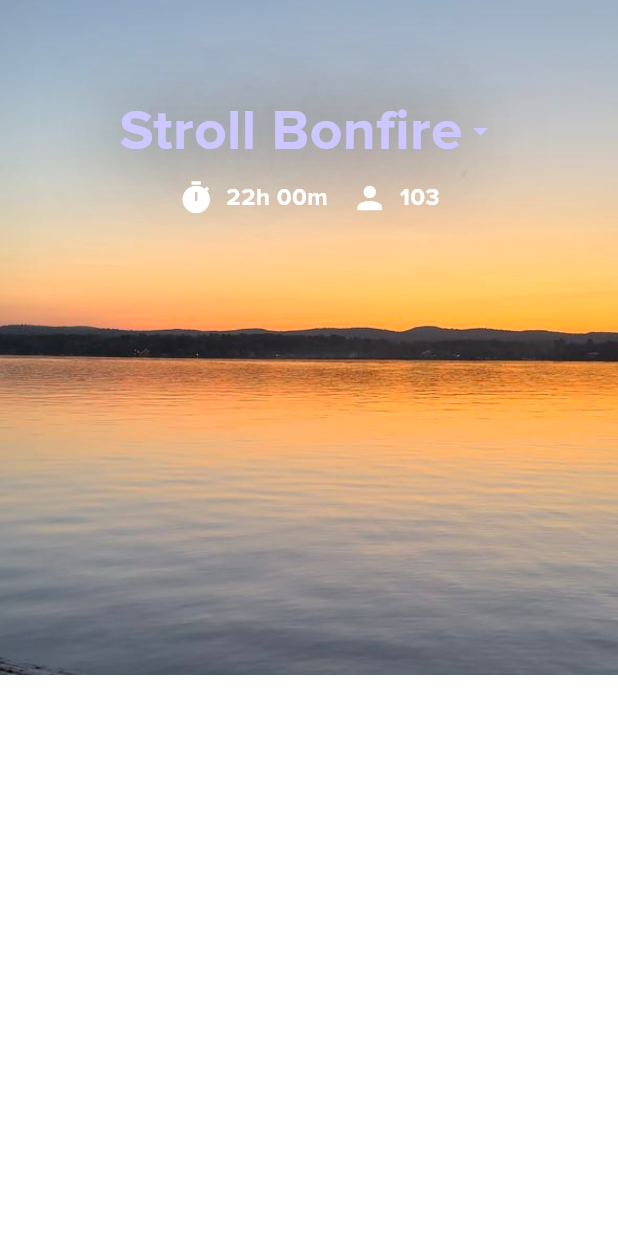
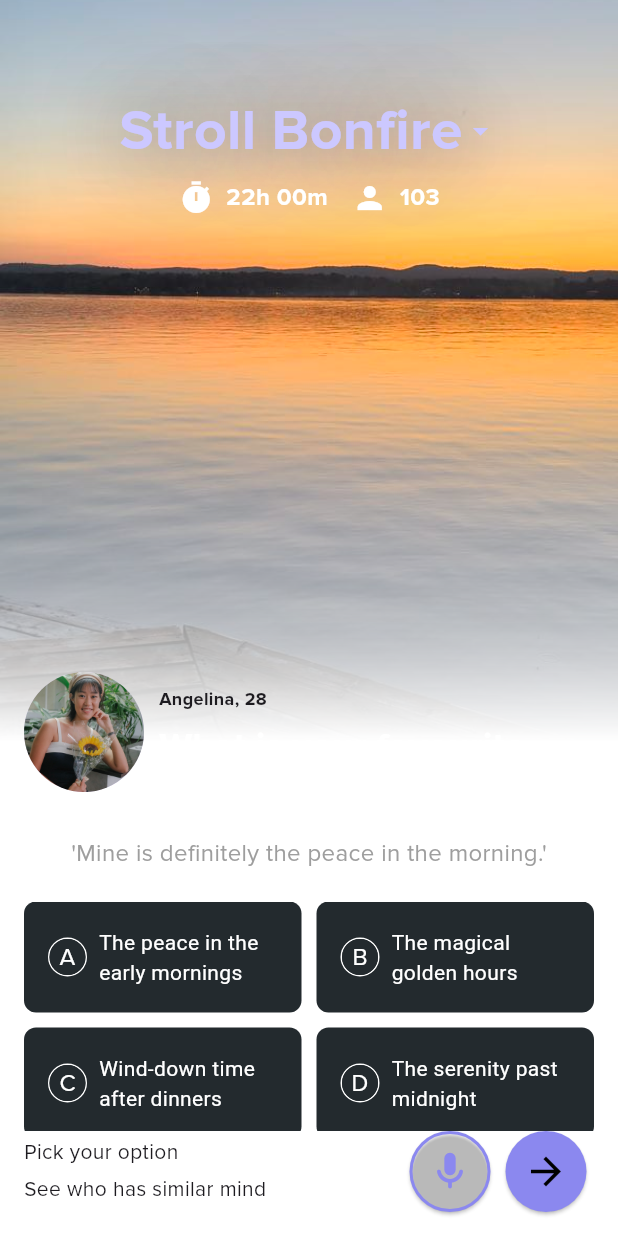
Before and after one commit to noobiethe13/StrollTask, a Flutter app: the screen it shows after launch, on a phone screen of 412 x 824 dp. Run offline on Flutter 3.47's test engine with Material 3 defaults, Android fonts, the phone set to English and light mode, and no system bars.

Commit message:
1. Profile Picture added 2. Poll & Buttons Added 3. Fixes to background_component.dart

```diff
--- a/lib/core/constants/asset_paths.dart
+++ b/lib/core/constants/asset_paths.dart
@@ -1,3 +1,4 @@
 class AssetPaths{
   static const mainBackgroundPath = 'assets/images/main_background.jpeg';
+  static const profilePicPath = 'assets/images/profile_pic.jpeg';
 }
--- a/lib/features/main_feature/components/background_component.dart
+++ b/lib/features/main_feature/components/background_component.dart
@@ -1,5 +1,4 @@
 import 'package:flutter/material.dart';
-
 import '../../../core/constants/asset_paths.dart';
 import '../../../theme/palette.dart';
 
@@ -10,10 +9,18 @@ class BackgroundComponent extends StatelessWidget {
   Widget build(BuildContext context) {
     return Stack(
       children: [
-        ClipRect(
-          child: Align(
-            alignment: Alignment.topCenter,
-            heightFactor: 0.78,
+        SizedBox(
+          height: MediaQuery.of(context).size.height * 0.6,
+          child: ShaderMask(
+            shaderCallback: (Rect bounds) {
+              return const LinearGradient(
+                begin: Alignment.topCenter,
+                end: Alignment.bottomCenter,
+                colors: [Colors.white, Colors.transparent],
+                stops: [0.6, 1.0],
+              ).createShader(bounds);
+            },
+            blendMode: BlendMode.dstIn,
             child: Image.asset(
               AssetPaths.mainBackgroundPath,
               width: double.infinity,
--- /dev/null
+++ b/lib/features/main_feature/components/poll_container.dart
@@ -0,0 +1,196 @@
+import 'package:flutter/material.dart';
+import 'package:strolltask/core/constants/asset_paths.dart';
+import 'package:strolltask/theme/palette.dart';
+
+class PollContainer extends StatefulWidget {
+  const PollContainer({super.key});
+
+  @override
+  State<PollContainer> createState() => _PollContainerState();
+}
+
+class _PollContainerState extends State<PollContainer> {
+  int selectedIndex = -1;
+
+  @override
+  Widget build(BuildContext context) {
+    List<String> items = [
+      "The peace in the early mornings",
+      "The magical golden hours",
+      "Wind-down time after dinners",
+      "The serenity past midnight"
+    ];
+
+    return Container(
+      color: Colors.transparent,
+      padding: const EdgeInsets.all(16.0),
+      child: Column(
+        crossAxisAlignment: CrossAxisAlignment.start,
+        children: [
+          const Row(
+            children: [
+              CircleAvatar(
+                backgroundImage: AssetImage(AssetPaths.profilePicPath),
+                radius: 40,
+              ),
+              SizedBox(width: 10),
+              Expanded(
+                child: Column(
+                  crossAxisAlignment: CrossAxisAlignment.start,
+                  children: [
+                    SizedBox(height: 30,),
+                    Text(
+                      'Angelina, 28',
+                      style: TextStyle(
+                        fontSize: 12,
+                        fontFamily: 'Proxima Nova',
+                        fontWeight: FontWeight.w700,
+                      ),
+                    ),
+                    SizedBox(height: 5),
+                    Text(
+                      'What is your favourite time of the day?',
+                      style: TextStyle(
+                        fontSize: 24,
+                        color: Colors.white,
+                        fontFamily: 'Proxima Nova',
+                        fontWeight: FontWeight.bold,
+                      ),
+                      overflow: TextOverflow.visible, // This wraps the text
+                    ),
+                  ],
+                ),
+              ),
+            ],
+          ),
+          const SizedBox(height: 10),
+          const Center(
+            child: Text(
+              "'Mine is definitely the peace in the morning.'",
+              style: TextStyle(
+                fontFamily: 'Proxima Nova',
+                fontSize: 16,
+                color: Colors.grey
+              ),
+            ),
+          ),
+          const SizedBox(height: 20,),
+          Expanded(
+            child: GridView.count(
+              physics: const NeverScrollableScrollPhysics(),
+              shrinkWrap: true,
+              crossAxisCount: 2,
+              crossAxisSpacing: 10,
+              mainAxisSpacing: 10,
+              childAspectRatio: 2.5,
+              padding: EdgeInsets.zero,
+              children: List.generate(items.length, (index) {
+                bool isSelected = selectedIndex == index;
+                return GestureDetector(
+                  onTap: () {
+                    setState(() {
+                      selectedIndex = index;
+                    });
+                  },
+                  child: Container(
+                    decoration: BoxDecoration(
+                      color: Palette.greyColor,
+                      borderRadius: BorderRadius.circular(8.0),
+                      border: isSelected
+                          ? Border.all(color: Palette.violetColor, width: 2.0)
+                          : null,
+                    ),
+                    padding: const EdgeInsets.all(16.0),
+                    child: Row(
+                      crossAxisAlignment: CrossAxisAlignment.center,
+                      children: [
+                        Container(
+                          decoration: BoxDecoration(
+                            shape: BoxShape.circle,
+                            border: Border.all(
+                              color: Colors.white,
+                              width: 1.0,
+                            ),
+                          ),
+                          child: CircleAvatar(
+                            radius: 12,
+                            backgroundColor: isSelected ? Palette.violetColor : Palette.greyColor,
+                            child: Text(
+                              String.fromCharCode(65 + index),
+                              style: const TextStyle(
+                                color: Colors.white,
+                                fontFamily: 'Proxima Nova',
+                              ),
+                            ),
+                          ),
+                        ),
+                        const SizedBox(width: 8),
+                        Expanded(
+                          child: Text(
+                            items[index],
+                            style: const TextStyle(
+                              color: Colors.white,
+                              fontSize: 14,
+                            ),
+                          ),
+                        ),
+                      ],
+                    ),
+                  ),
+                );
+              }),
+            ),
+          ),
+          Row(
+            mainAxisAlignment: MainAxisAlignment.spaceBetween,
+            children: [
+              const Column(
+                crossAxisAlignment: CrossAxisAlignment.start,
+                children: [
+                  Text(
+                    'Pick your option',
+                    style: TextStyle(
+                      fontSize: 14,
+                      fontFamily: 'Proxima Nova',
+                    ),
+                  ),
+                  SizedBox(height: 5),
+                  Text(
+                    'See who has similar mind',
+                    style: TextStyle(
+                      fontSize: 14,
+                      fontFamily: 'Proxima Nova',
+                    ),
+                  ),
+                ],
+              ),
+              Row(
+                children: [
+                  ElevatedButton(
+                    onPressed: () {},
+                    style: ElevatedButton.styleFrom(
+                      shape: const CircleBorder(),
+                      padding: const EdgeInsets.all(12),
+                      backgroundColor: Colors.transparent,
+                      side: BorderSide(color: Palette.violetColor, width: 2),
+                    ),
+                    child: const Icon(Icons.mic_rounded, color: Palette.violetColor, size: 30,),
+                  ),
+                  ElevatedButton(
+                    onPressed: () {},
+                    style: ElevatedButton.styleFrom(
+                      shape: const CircleBorder(),
+                      padding: const EdgeInsets.all(12),
+                      backgroundColor: Palette.violetColor,
+                    ),
+                    child: const Icon(Icons.arrow_forward, color: Colors.black, size: 30,),
+                  ),
+                ],
+              ),
+            ],
+          ),
+        ],
+      ),
+    );
+  }
+}
--- a/lib/features/main_feature/screens/main_screen.dart
+++ b/lib/features/main_feature/screens/main_screen.dart
@@ -1,5 +1,6 @@
 import 'package:flutter/material.dart';
 import 'package:strolltask/features/main_feature/components/background_component.dart';
+import 'package:strolltask/features/main_feature/components/poll_container.dart';
 
 class MainScreen extends StatefulWidget {
   const MainScreen({super.key});
@@ -12,15 +13,18 @@ class _MainScreenState extends State<MainScreen> {
   @override
   Widget build(BuildContext context) {
     return Scaffold(
-      body: Column(
+      body: Stack(
         children: [
-          const Expanded(
-            flex: 7,
+          const Positioned.fill(
             child: BackgroundComponent(),
           ),
-          Expanded(
-            flex: 3,
-            child: Container(
+          Positioned(
+            top: MediaQuery.of(context).size.height * 0.5,
+            left: 0,
+            right: 0,
+            child: SizedBox(
+              height: MediaQuery.of(context).size.height * 0.5,
+              child: const PollContainer(),
             ),
           ),
         ],
--- a/lib/theme/palette.dart
+++ b/lib/theme/palette.dart
@@ -3,7 +3,7 @@ import 'package:flutter/material.dart';
 class Palette {
   // COLORS
   static const blackColor = Colors.black;
-  static const greyColor = Color(0xff0F1115);
+  static const greyColor = Color(0xff232A2E);
   static const whiteColor = Colors.white;
   static const violetColor = Color(0xff8B88EF);
   static const lightVioletColor = Color(0xffCCC8FF);
```
Also changed, not shown: assets/images/profile_pic.jpeg (added).
